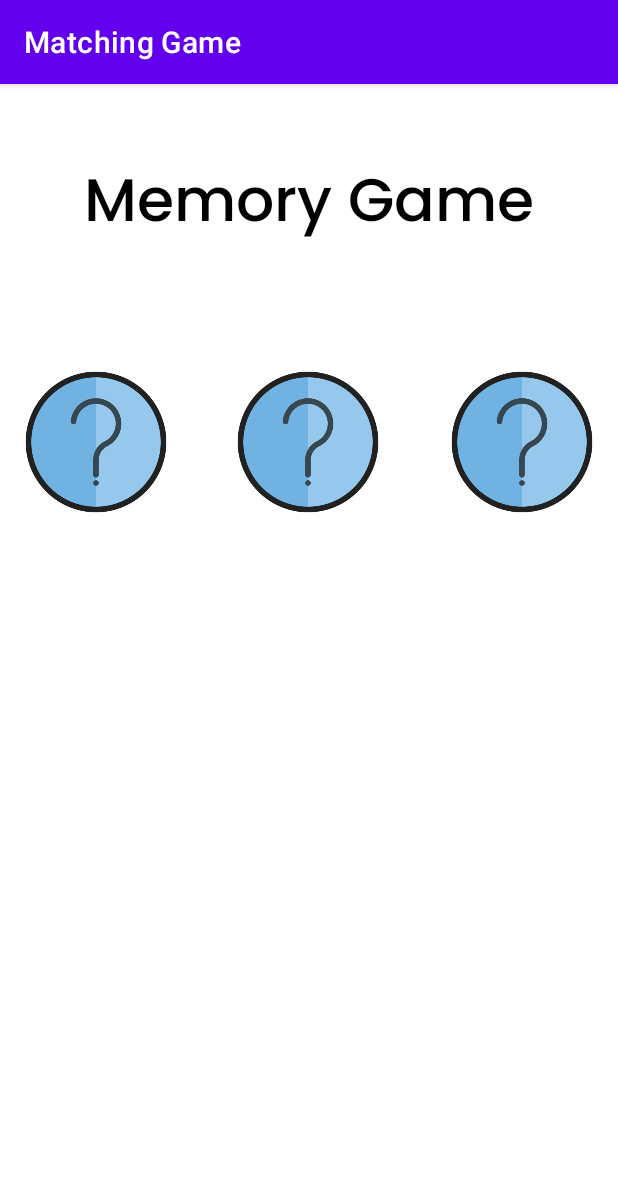
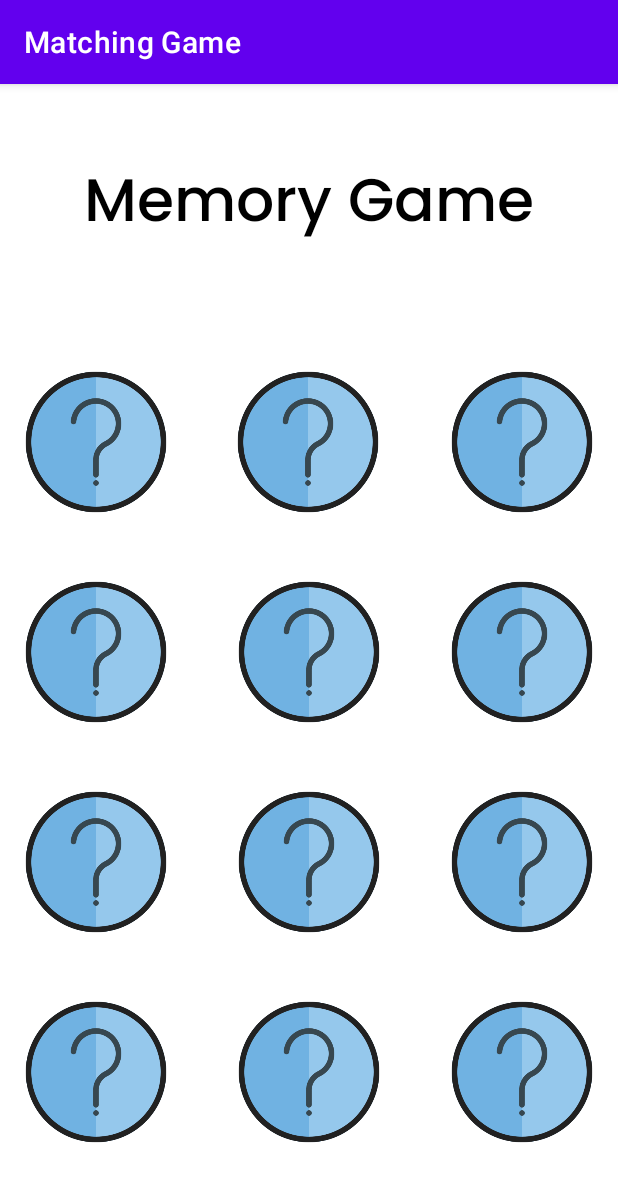
Before and after one commit to AnjumanHasan/KotlinProjects, an Android app: the screen it shows after launch (MainActivity), on a phone screen of 412 x 824 dp. Shown: the top 1182 px of the screen. Run offline under Robolectric (Android 15) with nearby library versions, the phone set to English and light mode, and no system bars.

Commit message:
Basic structure

```diff
--- a/MatchingGame/app/src/main/res/layout/activity_main.xml
+++ b/MatchingGame/app/src/main/res/layout/activity_main.xml
@@ -56,4 +56,109 @@
         app:layout_constraintEnd_toEndOf="parent"
         app:layout_constraintTop_toBottomOf="@+id/textView" />
 
+    <ImageButton
+        android:id="@+id/button4"
+        android:layout_width="120dp"
+        android:layout_height="120dp"
+        android:layout_marginStart="4dp"
+        android:layout_marginTop="20dp"
+        android:background="@color/white"
+        android:scaleType="fitCenter"
+        android:src="@drawable/help"
+        app:layout_constraintStart_toStartOf="parent"
+        app:layout_constraintTop_toBottomOf="@+id/button" />
+
+    <ImageButton
+        android:id="@+id/button5"
+        android:layout_width="120dp"
+        android:layout_height="120dp"
+        android:layout_marginTop="20dp"
+        android:scaleType="fitCenter"
+        android:src="@drawable/help"
+        android:background="@color/white"
+        app:layout_constraintEnd_toStartOf="@+id/button6"
+        app:layout_constraintStart_toEndOf="@+id/button4"
+        app:layout_constraintTop_toBottomOf="@+id/button2" />
+
+    <ImageButton
+        android:id="@+id/button6"
+        android:layout_width="120dp"
+        android:layout_height="120dp"
+        android:layout_marginTop="20dp"
+        android:layout_marginEnd="4dp"
+        android:src="@drawable/help"
+        android:scaleType="fitCenter"
+        android:background="@color/white"
+        app:layout_constraintEnd_toEndOf="parent"
+        app:layout_constraintTop_toBottomOf="@+id/button3" />
+    <ImageButton
+        android:id="@+id/button7"
+        android:layout_width="120dp"
+        android:layout_height="120dp"
+        android:layout_marginStart="4dp"
+        android:layout_marginTop="20dp"
+        android:scaleType="fitCenter"
+        android:src="@drawable/help"
+        android:background="@color/white"
+        app:layout_constraintStart_toStartOf="parent"
+        app:layout_constraintTop_toBottomOf="@+id/button4" />
+
+    <ImageButton
+        android:id="@+id/button8"
+        android:layout_width="120dp"
+        android:layout_height="120dp"
+        android:layout_marginTop="20dp"
+        android:scaleType="fitCenter"
+        android:src="@drawable/help"
+        android:background="@color/white"
+        app:layout_constraintEnd_toStartOf="@+id/button9"
+        app:layout_constraintStart_toEndOf="@+id/button7"
+        app:layout_constraintTop_toBottomOf="@+id/button5" />
+
+    <ImageButton
+        android:id="@+id/button9"
+        android:layout_width="120dp"
+        android:layout_height="120dp"
+        android:layout_marginTop="20dp"
+        android:layout_marginEnd="4dp"
+        android:src="@drawable/help"
+        android:scaleType="fitCenter"
+        android:background="@color/white"
+        app:layout_constraintEnd_toEndOf="parent"
+        app:layout_constraintTop_toBottomOf="@+id/button6" />
+    <ImageButton
+        android:id="@+id/button10"
+        android:layout_width="120dp"
+        android:layout_height="120dp"
+        android:layout_marginStart="4dp"
+        android:layout_marginTop="20dp"
+        android:scaleType="fitCenter"
+        android:src="@drawable/help"
+        android:background="@color/white"
+        app:layout_constraintStart_toStartOf="parent"
+        app:layout_constraintTop_toBottomOf="@+id/button7" />
+
+    <ImageButton
+        android:id="@+id/button11"
+        android:layout_width="120dp"
+        android:layout_height="120dp"
+        android:layout_marginTop="20dp"
+        android:scaleType="fitCenter"
+        android:src="@drawable/help"
+        android:background="@color/white"
+        app:layout_constraintEnd_toStartOf="@+id/button12"
+        app:layout_constraintStart_toEndOf="@+id/button10"
+        app:layout_constraintTop_toBottomOf="@+id/button8" />
+
+    <ImageButton
+        android:id="@+id/button12"
+        android:layout_width="120dp"
+        android:layout_height="120dp"
+        android:layout_marginTop="20dp"
+        android:layout_marginEnd="4dp"
+        android:src="@drawable/help"
+        android:scaleType="fitCenter"
+        android:background="@color/white"
+        app:layout_constraintEnd_toEndOf="parent"
+        app:layout_constraintTop_toBottomOf="@+id/button9" />
 </androidx.constraintlayout.widget.ConstraintLayout>
```
